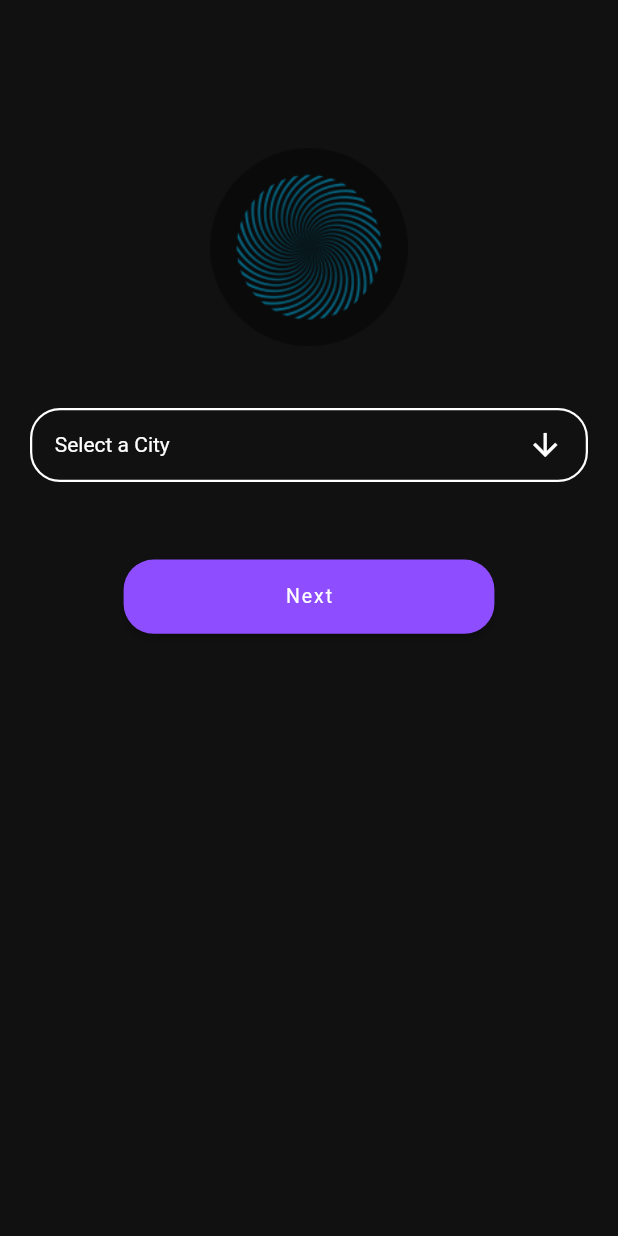
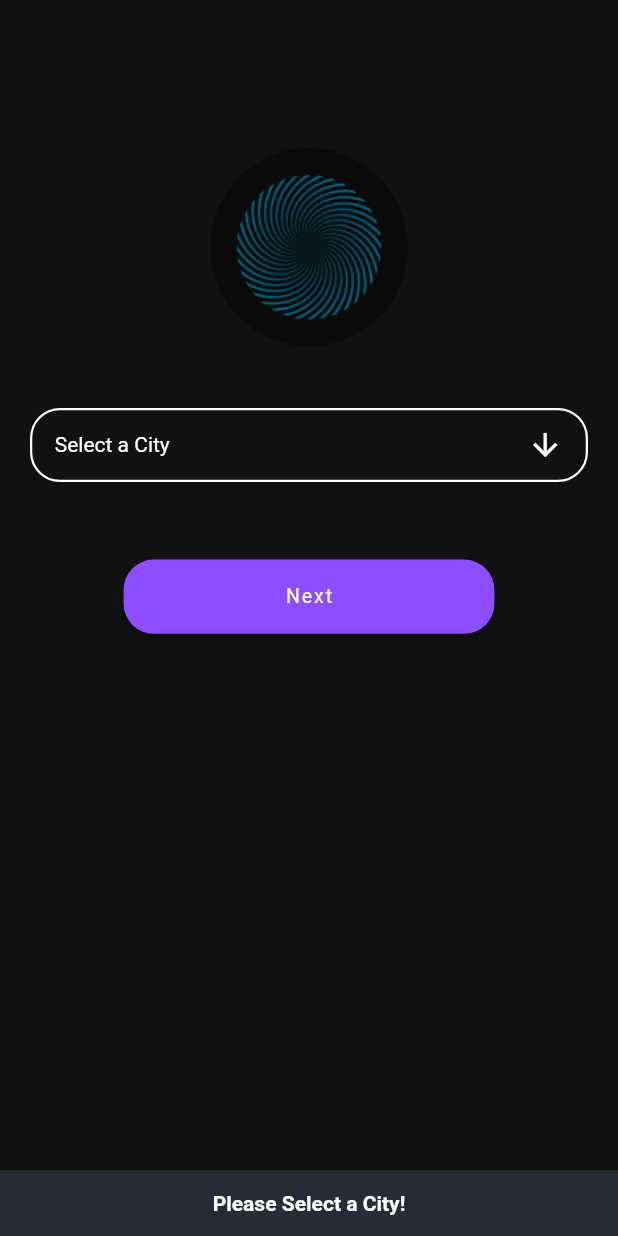
Before and after one commit to abdul-wahab12345/Meal-Prep-1, a Flutter app: the screen it shows after launch, after a tap on "Next", on a phone screen of 412 x 824 dp. Run offline on Flutter 3.47's test engine with Material 2 defaults, Android fonts, the phone set to English and light mode, and no system bars; network calls fail.

Commit message:
auth provider

```diff
--- /dev/null
+++ b/lib/Models/auth.dart
@@ -0,0 +1,14 @@
+import 'package:flutter/material.dart';
+
+
+class Auth with ChangeNotifier{
+
+String? websiteUrl;
+int? id;
+
+void setWebUrl(String url){
+  websiteUrl = url;
+  notifyListeners();
+}
+
+}
--- a/lib/main.dart
+++ b/lib/main.dart
@@ -1,4 +1,5 @@
 import 'package:flutter/material.dart';
+import 'package:mealprep/Models/auth.dart';
 import 'package:mealprep/screens/cites_screen.dart';
 import 'package:mealprep/screens/forget_screen.dart';
 import 'package:mealprep/screens/login_screen.dart';
@@ -24,6 +25,9 @@ class MyApp extends StatelessWidget {
   Widget build(BuildContext context) {
     return MultiProvider(
       providers: [
+         ChangeNotifierProvider(
+          create: (ctx) => Auth(),
+        ),
         ChangeNotifierProvider(
           create: (ctx) => UserMealsData(),
         ),
--- a/lib/screens/cites_screen.dart
+++ b/lib/screens/cites_screen.dart
@@ -1,8 +1,11 @@
 import 'package:flutter/material.dart';
+import 'package:mealprep/Models/auth.dart';
 
 import 'package:mealprep/constant.dart';
+import 'package:mealprep/screens/login_screen.dart';
 
 import 'package:mealprep/widgets/auth_button.dart';
+import 'package:provider/provider.dart';
 
 class CityScreen extends StatefulWidget {
   static const routeName = '/forget';
@@ -30,13 +33,12 @@ class _CityScreenState extends State<CityScreen> {
     },
   ];
 
-    List<String> cityNames = ['Select a City','Austin Demo','Austin'];
+  List<String> cityNames = ['Select a City', 'Austin Demo', 'Austin'];
 
   @override
   Widget build(BuildContext context) {
     var height = MediaQuery.of(context).size.height / 100;
     var width = MediaQuery.of(context).size.width / 100;
-
 
     return Scaffold(
       backgroundColor: abackground,
@@ -81,7 +83,6 @@ class _CityScreenState extends State<CityScreen> {
                 onChanged: (String? newValue) {
                   setState(() {
                     dropdownValue = newValue!;
-
                   });
                 },
                 items: cityNames.map<DropdownMenuItem<String>>((String value) {
@@ -99,13 +100,21 @@ class _CityScreenState extends State<CityScreen> {
             CustomButton(
               text: 'Next',
               callback: () {
+                if (dropdownValue == "Select a City") {
+                  ScaffoldMessenger.of(context).showSnackBar(SnackBar(
+                    backgroundColor: aPrimary,
+                      content: Text(
+                    "Please Select a City!",
+                    style: TextStyle(fontWeight: FontWeight.bold,),
+                    textAlign: TextAlign.center,
+                  )));
+                } else {
 
-                if(dropdownValue == "Select a City"){
-
-                }else{
-                  print(dropdownValue);
+                  var city = cities.firstWhere((element) => element['text'] == dropdownValue);
+print(city['value']);
+                  Provider.of<Auth>(context,listen:false).setWebUrl(city['value'] as String);
+                  Navigator.of(context).pushNamed(LoginScreen.routeName);
                 }
-
               },
             ),
 
```
Lines whose indentation alone changed are shown as unchanged.
